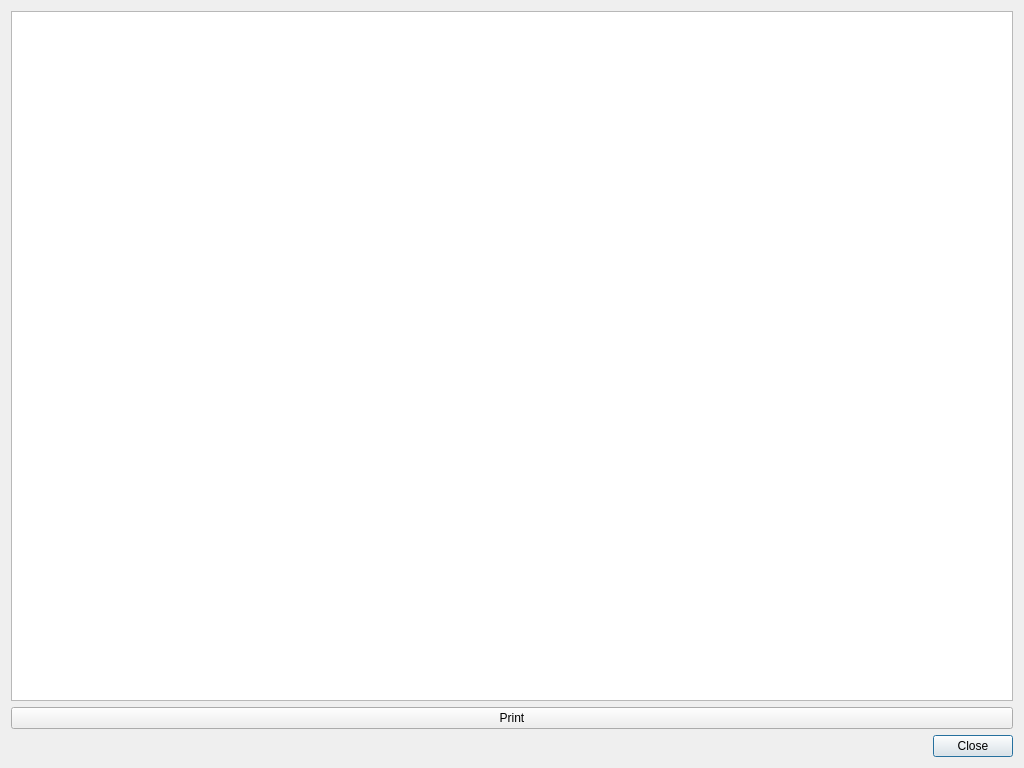
Above: plugin/filetransferplugin/textviewdialog.ui from COVESA/dlt-viewer before the change. Below: the same form after it.
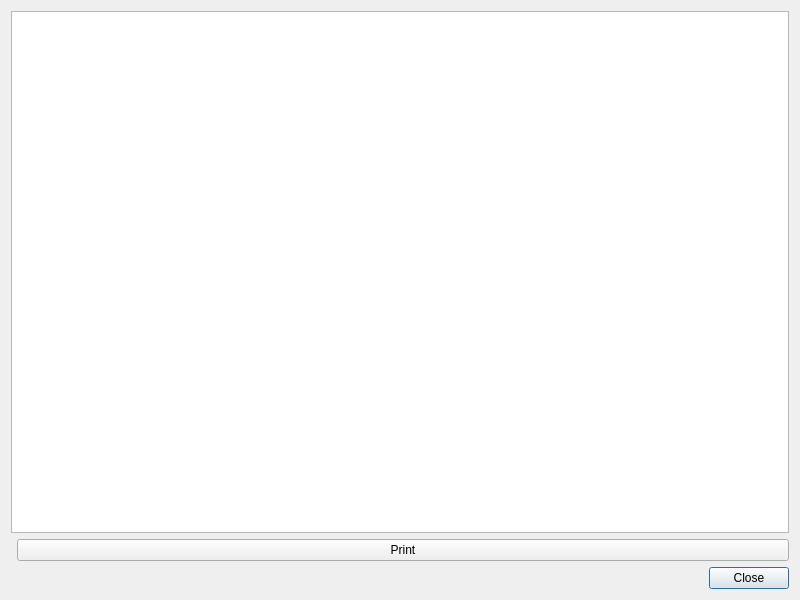
That is the form after the change.

```diff
--- a/plugin/filetransferplugin/textviewdialog.ui
+++ b/plugin/filetransferplugin/textviewdialog.ui
@@ -6,15 +6,15 @@
    <rect>
     <x>0</x>
     <y>0</y>
-    <width>1024</width>
-    <height>768</height>
+    <width>800</width>
+    <height>600</height>
    </rect>
   </property>
   <property name="windowTitle">
    <string>Dialog</string>
   </property>
   <layout class="QGridLayout" name="gridLayout">
-   <item row="2" column="0">
+   <item row="2" column="1">
     <widget class="QDialogButtonBox" name="buttonBox">
      <property name="orientation">
       <enum>Qt::Horizontal</enum>
@@ -24,7 +24,7 @@
      </property>
     </widget>
    </item>
-   <item row="0" column="0">
+   <item row="0" column="0" colspan="2">
     <widget class="QTextBrowser" name="textBrowser">
      <property name="font">
       <font>
@@ -33,8 +33,14 @@
      </property>
     </widget>
    </item>
-   <item row="1" column="0">
+   <item row="1" column="1">
     <widget class="QPushButton" name="printButton">
+     <property name="maximumSize">
+      <size>
+       <width>16777215</width>
+       <height>27</height>
+      </size>
+     </property>
      <property name="text">
       <string>Print</string>
      </property>
```
